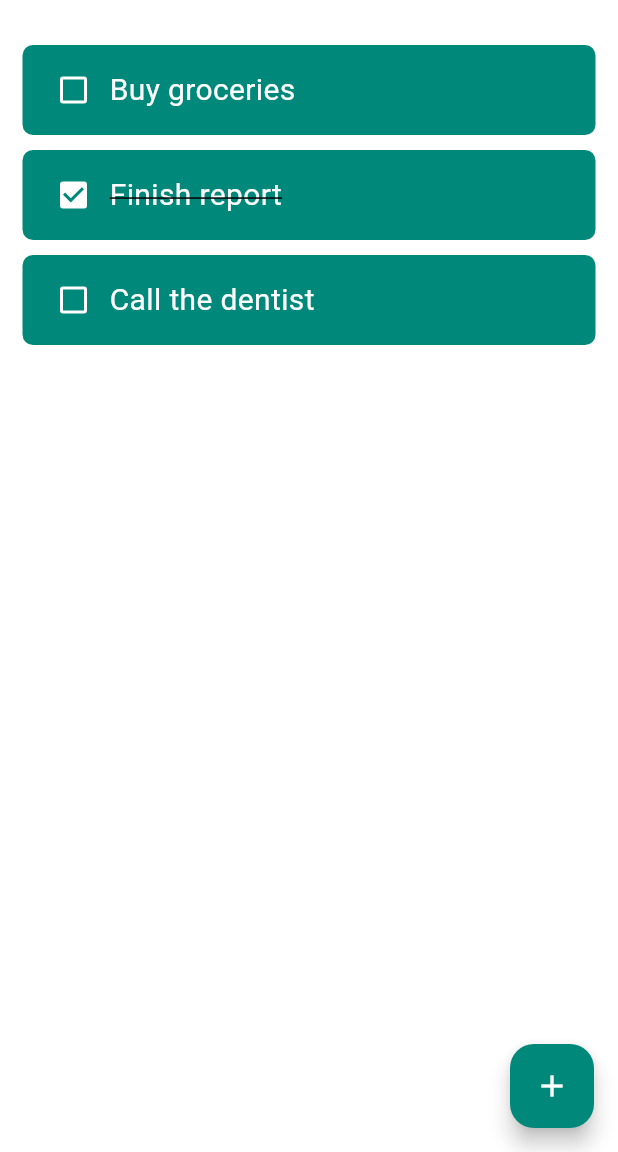
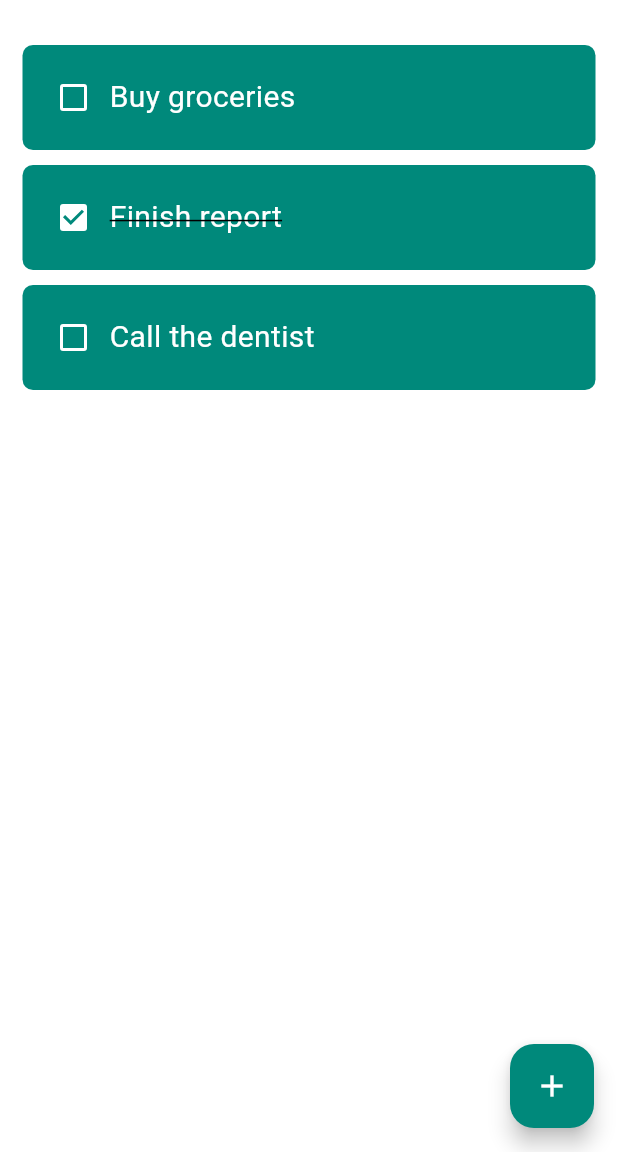
Before and after one commit to FashMuyhee/flutter_todo, a Flutter app: the screen it shows after launch, on a phone screen of 412 x 824 dp, the part 84-1236 px from its top. Run offline on Flutter 3.47's test engine with Material 3 defaults, Android fonts, the phone set to English and light mode, and no system bars; drawn by our look-alikes of flutter_slidable.

Commit message:
some restyle for slidepane

```diff
--- a/lib/widgets/todo_title.dart
+++ b/lib/widgets/todo_title.dart
@@ -16,18 +16,21 @@ class TodoTitle extends StatelessWidget {
 
   @override
   Widget build(BuildContext context) {
-    return SizedBox(
+    return Container(
       height: 70,
+      margin: const EdgeInsets.only(bottom: 10),
       child: Slidable(
         endActionPane: ActionPane(motion: const StretchMotion(), children: [
           SlidableAction(
-              onPressed: onDelete,
-              icon: Icons.delete,
-              backgroundColor: Colors.red.shade500)
+            onPressed: onDelete,
+            icon: Icons.delete,
+            backgroundColor: Colors.red.shade500,
+            borderRadius: const BorderRadius.only(
+                topRight: Radius.circular(7), bottomRight: Radius.circular(7)),
+          ),
         ]),
         child: Container(
           padding: const EdgeInsets.all(10),
-          margin: const EdgeInsets.only(bottom: 10),
           decoration: BoxDecoration(
               color: Theme.of(context).primaryColor,
               borderRadius: BorderRadius.circular(7)),
```
